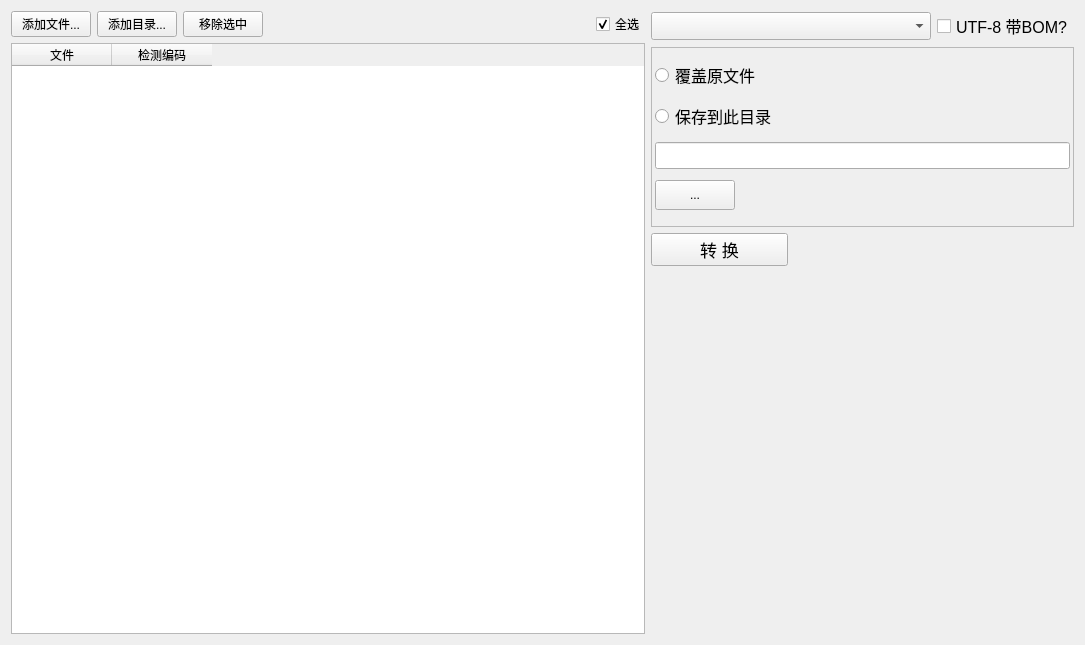
The window that src/codecconvert/codecconvertwidget.ui (handy-sun/qitools) describes before a commit, drawn with Qt 5.
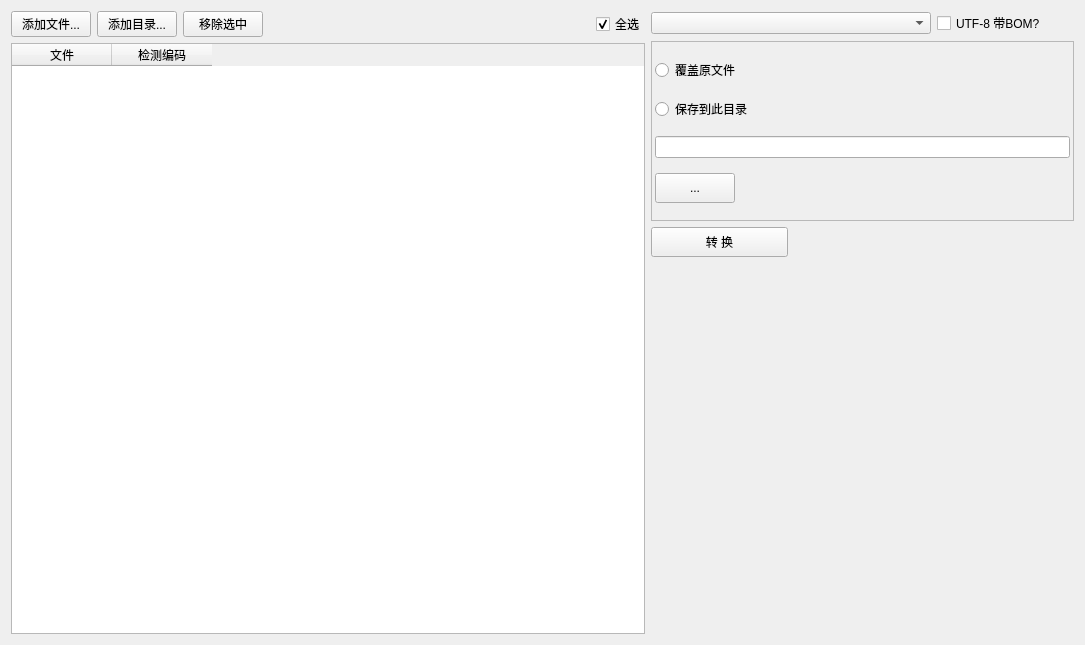
The same window after the commit.

Commit message:
fix(ui): use system fonts consistently
Remove per-widget Windows font and size overrides so Qt can resolve the platform font uniformly. Keep the system fixed font for code-oriented editors.

What changed in the file:
```diff
--- a/src/codecconvert/codecconvertwidget.ui
+++ b/src/codecconvert/codecconvertwidget.ui
@@ -102,20 +102,10 @@
     <layout class="QGridLayout" name="settingsLayout">
      <item row="0" column="0" colspan="2">
       <widget class="QComboBox" name="comboBoxCodec">
-       <property name="font">
-        <font>
-         <pointsize>13</pointsize>
-        </font>
-       </property>
       </widget>
      </item>
      <item row="0" column="2">
       <widget class="QCheckBox" name="checkBoxWithBom">
-       <property name="font">
-        <font>
-         <pointsize>12</pointsize>
-        </font>
-       </property>
        <property name="text">
         <string>UTF-8 带BOM?</string>
        </property>
@@ -153,11 +143,6 @@
         </property>
         <item row="0" column="0" colspan="2">
          <widget class="QRadioButton" name="radioButtonRewrite">
-          <property name="font">
-           <font>
-            <pointsize>12</pointsize>
-           </font>
-          </property>
           <property name="text">
            <string>覆盖原文件</string>
           </property>
@@ -165,11 +150,6 @@
         </item>
         <item row="1" column="0" colspan="2">
          <widget class="QRadioButton" name="radioButtonSettingPath">
-          <property name="font">
-           <font>
-            <pointsize>12</pointsize>
-           </font>
-          </property>
           <property name="text">
            <string>保存到此目录</string>
           </property>
@@ -177,11 +157,6 @@
         </item>
         <item row="2" column="0" colspan="2">
          <widget class="QLineEdit" name="lineEditDir">
-          <property name="font">
-           <font>
-            <pointsize>12</pointsize>
-           </font>
-          </property>
          </widget>
         </item>
         <item row="3" column="0">
@@ -221,11 +196,6 @@
          <height>30</height>
         </size>
        </property>
-       <property name="font">
-        <font>
-         <pointsize>13</pointsize>
-        </font>
-       </property>
        <property name="text">
         <string>转 换</string>
        </property>
@@ -233,11 +203,6 @@
      </item>
      <item row="2" column="1" colspan="2">
       <widget class="QLabel" name="labelSavedMsg">
-       <property name="font">
-        <font>
-         <pointsize>12</pointsize>
-        </font>
-       </property>
       </widget>
      </item>
      <item row="3" column="0" colspan="3">
```
The commit also changes 14 other files.
